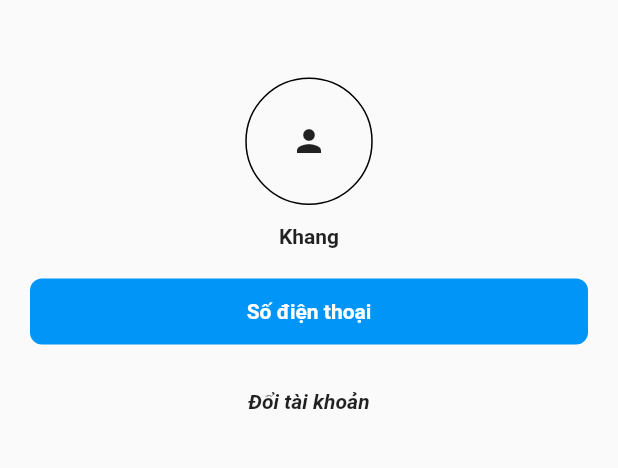
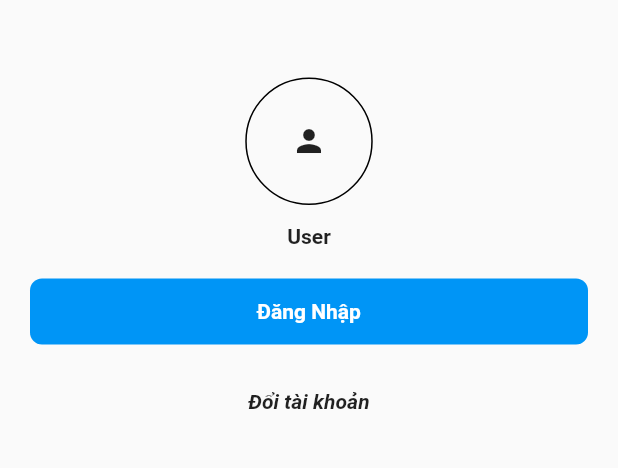
Before and after one commit to DuyKhangIT/SeShare-App, a Flutter app: the LoginScreen screen opened by its route, on a phone screen of 412 x 824 dp, the part 311-779 px from its top. Run offline on Flutter 3.47's test engine with Material 2 defaults, Android fonts, the phone set to English and light mode, and no system bars; our stand-ins replace awesome_snackbar_content, firebase_auth, firebase_core, get, get_storage, pinput and 1 more; accounts and stored records are empty; Roboto replaces fonts that are missing (Nunito Sans).

```diff
--- a/lib/main.dart
+++ b/lib/main.dart
@@ -18,7 +18,6 @@ Future<void> main() async {
 
 class MyApp extends StatelessWidget {
   const MyApp({super.key});
-
   // This widget is the root of your application.
   @override
   Widget build(BuildContext context) {
@@ -34,7 +33,7 @@ class MyApp extends StatelessWidget {
         'otp': (context) => const InputOTP(),
         'home': (context) => const Home(),
       },
-      title: 'Instagram',
+      title: 'Images',
       // home: const ResponsiveLayout(
       //     mobileScreenLayout: MobileScreenLayout(),
       //     webScreenLayout: WebScreenLayout()),
--- a/lib/views/login.dart
+++ b/lib/views/login.dart
@@ -1,10 +1,13 @@
+import 'package:firebase_auth/firebase_auth.dart';
 import 'package:flutter/material.dart';
+import '../controllers/checkLogIned.dart';
 import '../util/global.dart';
 
 class LoginScreen extends StatelessWidget {
   const LoginScreen({Key? key}) : super(key: key);
   @override
   Widget build(BuildContext context) {
+    final FirebaseAuth auth = FirebaseAuth.instance;
     return SafeArea(
       child: Scaffold(
         body: Padding(
@@ -32,9 +35,11 @@ class LoginScreen extends StatelessWidget {
                   ),
                   child: const ClipOval(child: Icon(Icons.person))),
               const SizedBox(height: 13),
-              const Text(
-                'Khang',
-                style: TextStyle(
+              Text(
+                (auth.currentUser!.uid.isEmpty)
+                    ? "User"
+                    : auth.currentUser!.uid.toString(),
+                style: const TextStyle(
                   fontSize: 14,
                   fontFamily: 'Nunito Sans',
                   fontWeight: FontWeight.w600,
@@ -42,7 +47,7 @@ class LoginScreen extends StatelessWidget {
               ),
               InkWell(
                 onTap: () {
-                  Navigator.pushNamed(context, 'phone');
+                  CheckLogIned().checkAlreadyLoggedIn();
                 },
                 child: Container(
                   width: MediaQuery.of(context).size.width,
@@ -54,13 +59,12 @@ class LoginScreen extends StatelessWidget {
                   ),
                   child: const Center(
                     child: Text(
-                      'Số điện thoại',
+                      'Đăng Nhập',
                       style: TextStyle(
-                        fontSize: 14,
-                        fontFamily: 'Nunito Sans',
-                        fontWeight: FontWeight.w600,
-                        color: Colors.white
-                      ),
+                          fontSize: 14,
+                          fontFamily: 'Nunito Sans',
+                          fontWeight: FontWeight.w600,
+                          color: Colors.white),
                     ),
                   ),
                 ),
```
Also changed, not shown: lib/config/share_preferences.dart (+22 -1 lines), lib/controllers/checkLogIned.dart (added, +18 -0 lines), lib/views/home.dart (+35 -9 lines), lib/views/input_otp.dart (+7 -4 lines).
